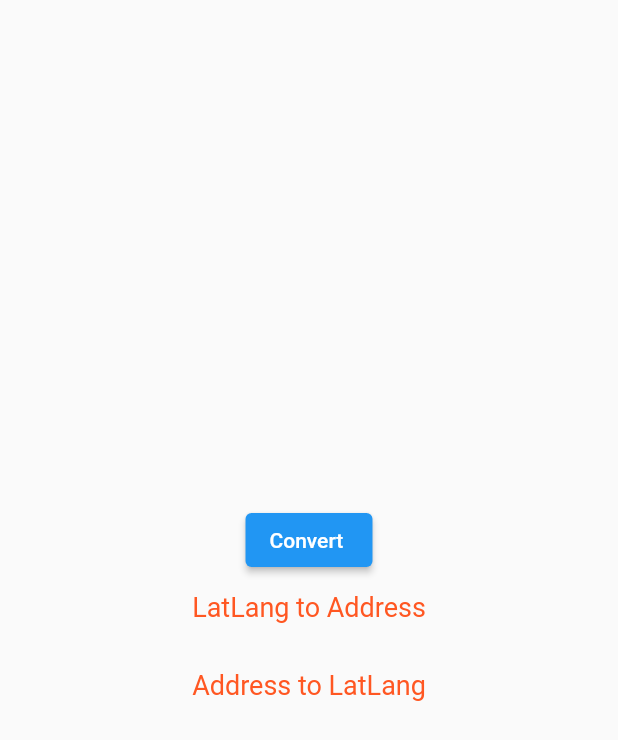
After one commit to monjur3069/Google_Map_Integration, a Flutter app: the screen it shows after launch, on a phone screen of 412 x 824 dp. The commit adds this screen. Shown: the top 740 px of the screen. Run offline on Flutter 3.47's test engine with Material 2 defaults, Android fonts, the phone set to English and light mode, and no system bars; our stand-ins replace geocoding, google_maps_flutter; missing offline and left inert: flutter_geocoder.

Commit message:
Add geocoding package

```diff
--- /dev/null
+++ b/googlemap/lib/convert_latlang_geocoding.dart
@@ -0,0 +1,68 @@
+import 'package:flutter/material.dart';
+import 'package:flutter_geocoder/geocoder.dart';
+import 'package:geocoding/geocoding.dart';
+
+class ConvertLatLangGeoCoding extends StatefulWidget {
+  const ConvertLatLangGeoCoding({Key? key}) : super(key: key);
+
+  @override
+  State<ConvertLatLangGeoCoding> createState() =>
+      _ConvertLatLangGeoCodingState();
+}
+
+class _ConvertLatLangGeoCodingState extends State<ConvertLatLangGeoCoding> {
+  String latlngToAddress = '';
+  String addressToLatLng = '';
+
+  @override
+  Widget build(BuildContext context) {
+    return Scaffold(
+      body: Center(
+          child: Column(
+        mainAxisSize: MainAxisSize.min,
+        crossAxisAlignment: CrossAxisAlignment.center,
+        children: [
+          ElevatedButton(onPressed: _convert, child: const Text('Convert ')),
+          SizedBox(
+            height: 10,
+          ),
+          Text(
+            'LatLang to Address',
+            style: TextStyle(color: Colors.deepOrange, fontSize: 18),
+          ),
+          SizedBox(
+            height: 5,
+          ),
+          Text(latlngToAddress),
+          SizedBox(
+            height: 10,
+          ),
+          Text(
+            'Address to LatLang',
+            style: TextStyle(color: Colors.deepOrange, fontSize: 18),
+          ),
+          SizedBox(
+            height: 5,
+          ),
+          Text(addressToLatLng),
+        ],
+      )),
+    );
+  }
+
+  void _convert() async {
+    List<Location> locations =
+        await locationFromAddress("Gronausestraat 710, Enschede");
+    List<Placemark> placemarks =
+        await placemarkFromCoordinates(52.2165157, 6.9437819);
+
+    setState(() {
+      addressToLatLng = "Lat: "+locations.last.latitude.toString() + ", Lng: " + locations.last.longitude.toString();
+      latlngToAddress = placemarks.reversed.last.country.toString() +
+          ", " +
+          placemarks.reversed.last.street.toString() +
+          ", " +
+          placemarks.reversed.last.postalCode.toString();
+    });
+  }
+}
--- a/googlemap/lib/main.dart
+++ b/googlemap/lib/main.dart
@@ -2,6 +2,7 @@ import 'package:flutter/material.dart';
 import 'package:googlemap/homepage.dart';
 
 import 'convert_latlang_flutter_geocoder.dart';
+import 'convert_latlang_geocoding.dart';
 
 void main() {
   runApp(const MyApp());
@@ -17,7 +18,7 @@ class MyApp extends StatelessWidget {
       theme: ThemeData(
         primarySwatch: Colors.blue,
       ),
-      home: ConvertLatLang()
+      home: ConvertLatLangGeoCoding()
     );
   }
 }
--- a/googlemap/pubspec.yaml
+++ b/googlemap/pubspec.yaml
@@ -37,6 +37,7 @@ dependencies:
   google_maps_flutter:
   image_picker:
   flutter_geocoder: ^0.2.2-nullsafety
+  geocoding:
 
 dev_dependencies:
   flutter_test:
```
Also changed, not shown: googlemap/pubspec.lock.
